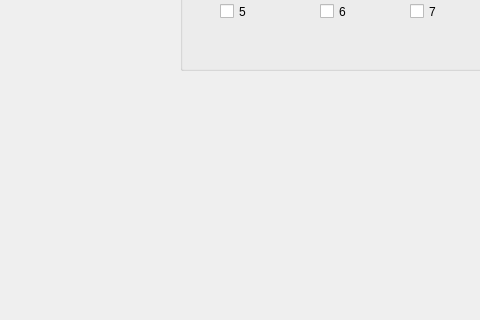
ThatsRightImKiryu/CNIIAG-Practice, file server/server.ui: the form before one commit; both pictures show x 0 to 480 and y 280 to 600 of the 800 by 600 pixel window.
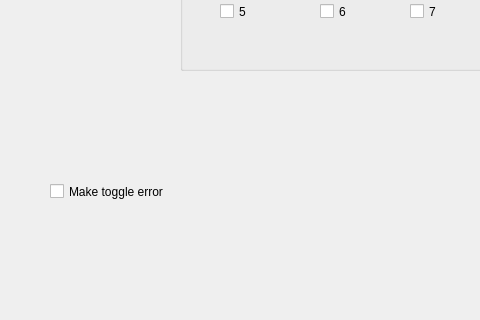
The form after the commit.

Commit message: repaint table; koi7 conv; sending error list

Patch:
```diff
--- a/server/server.ui
+++ b/server/server.ui
@@ -131,6 +131,19 @@
      </property>
     </widget>
    </widget>
+   <widget class="QCheckBox" name="toggleErrorCheckBox">
+    <property name="geometry">
+     <rect>
+      <x>50</x>
+      <y>460</y>
+      <width>151</width>
+      <height>23</height>
+     </rect>
+    </property>
+    <property name="text">
+     <string>Make toggle error</string>
+    </property>
+   </widget>
   </widget>
   <widget class="QMenuBar" name="menubar">
    <property name="geometry">
```
The commit also changes 23 other files.
